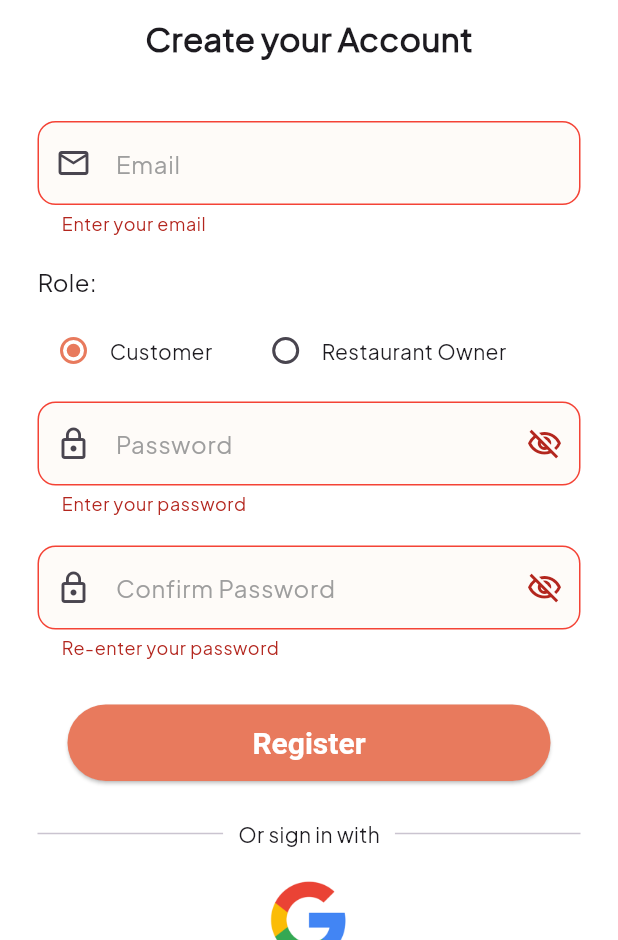
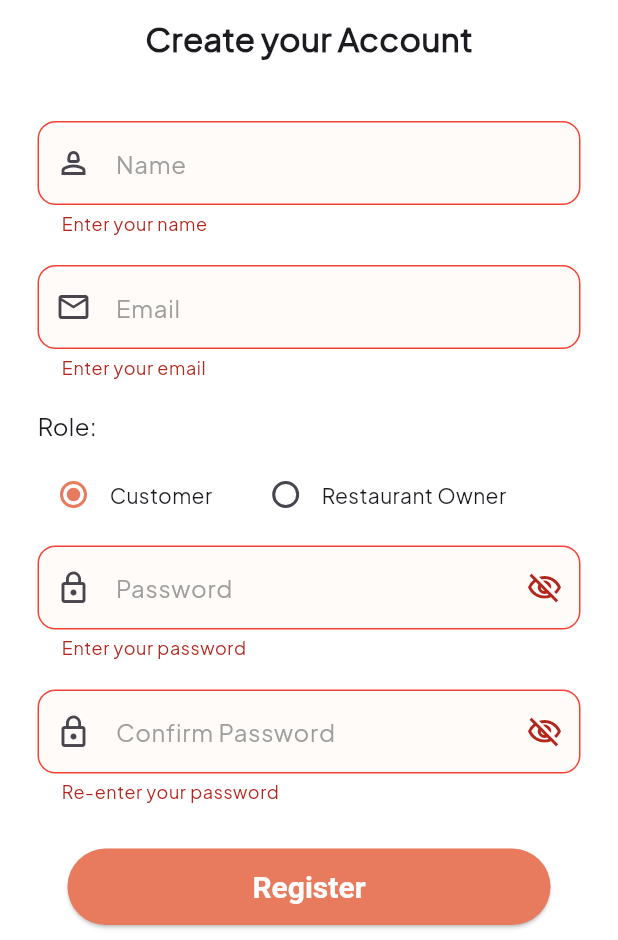
Before and after one commit to SnehaMdhr/munch_nearby, a Flutter app: the RegisterScreen screen opened directly, after a tap on "Register", on a phone screen of 412 x 824 dp, the part 296-1236 px from its top. Run offline on Flutter 3.47's test engine with Material 3 defaults, Android fonts, the phone set to English and light mode, and no system bars.

```diff
--- a/lib/features/auth/presentation/pages/login_screen.dart
+++ b/lib/features/auth/presentation/pages/login_screen.dart
@@ -1,4 +1,5 @@
 import 'package:flutter/material.dart';
+import 'package:munch_nearby/features/auth/presentation/pages/register_screen.dart';
 import 'package:munch_nearby/screens/bottom_navigation_bar_for_customer.dart';
 import 'package:munch_nearby/screens/bottom_navigation_bar_for_restaurant.dart';
 import 'package:munch_nearby/screens/forget_password_screen.dart';
@@ -156,7 +157,7 @@ class _LoginScreenState extends State<LoginScreen> {
                       onPressed: () {
                         Navigator.push(
                           context,
-                          MaterialPageRoute(builder: (context) => BottomNavigationBarForRestaurant()),
+                          MaterialPageRoute(builder: (context) => RegisterScreen()),
                         );
                       },
                       child: const Text(
--- a/lib/screens/register_screen.dart
+++ b/lib/features/auth/presentation/pages/register_screen.dart
@@ -1,7 +1,7 @@
 import 'package:flutter/material.dart';
 import 'package:munch_nearby/core/widgets/my_button.dart';
 import 'package:munch_nearby/core/widgets/my_text_form_field.dart';
-import '../features/auth/presentation/pages/login_screen.dart';
+import 'login_screen.dart';
 
 class RegisterScreen extends StatefulWidget {
   const RegisterScreen({super.key});
@@ -12,7 +12,7 @@ class RegisterScreen extends StatefulWidget {
 
 class _RegisterScreenState extends State<RegisterScreen> {
   final _formKey = GlobalKey<FormState>();
-
+  final nameController = TextEditingController();
   final emailController = TextEditingController();
   final passwordController = TextEditingController();
   final confirmPasswordController = TextEditingController();
@@ -58,6 +58,19 @@ class _RegisterScreenState extends State<RegisterScreen> {
                 ),
 
                 const SizedBox(height: 40),
+
+                MyTextFormField(
+                  label: "Name",
+                  controller: nameController,
+                  prefixIcon: Icons.person_2_outlined,
+                  onChanged: (value) {},
+                  validator: (value) {
+                    if (value!.isEmpty) return "Enter your name";
+                    return null;
+                  },
+                ),
+
+                const SizedBox(height: 20),
 
                 // Email Field
                 MyTextFormField(
```
Also changed, not shown: lib/core/constants/hive_table_constraint.dart (added, +8 -0 lines).
